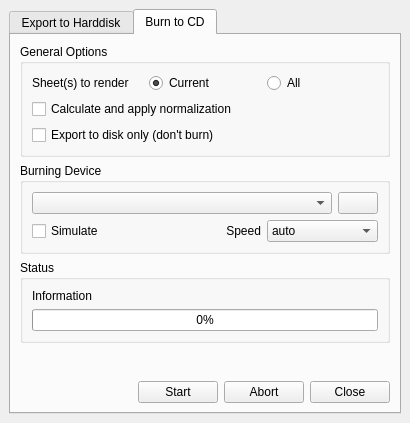
Qt form src/traverso/ui/ExportWidget.ui (ErwanLegrand/Traverso-DAW) before a commit.
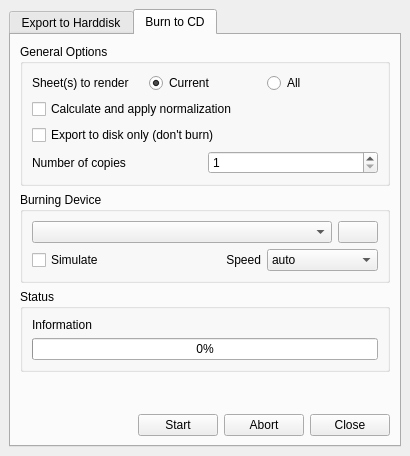
The same form after that commit. The open tabs and pages were chosen to show the change.

Commit message: Added a spinbox to burn multiple CDs of the same image

Patch:
```diff
--- a/src/traverso/ui/ExportWidget.ui
+++ b/src/traverso/ui/ExportWidget.ui
@@ -9,32 +9,20 @@
     <x>0</x>
     <y>0</y>
     <width>410</width>
-    <height>423</height>
+    <height>456</height>
    </rect>
   </property>
-  <property name="minimumSize" >
-   <size>
-    <width>410</width>
-    <height>0</height>
-   </size>
-  </property>
-  <property name="maximumSize" >
-   <size>
-    <width>440</width>
-    <height>440</height>
-   </size>
-  </property>
   <property name="windowTitle" >
    <string>Export</string>
   </property>
-  <layout class="QHBoxLayout" >
+  <layout class="QGridLayout" >
    <property name="margin" >
     <number>9</number>
    </property>
    <property name="spacing" >
     <number>6</number>
    </property>
-   <item>
+   <item row="0" column="0" >
     <widget class="QTabWidget" name="tabWidget" >
      <property name="enabled" >
       <bool>true</bool>
@@ -508,6 +496,33 @@
             </property>
            </widget>
           </item>
+          <item>
+           <layout class="QHBoxLayout" >
+            <property name="margin" >
+             <number>0</number>
+            </property>
+            <property name="spacing" >
+             <number>6</number>
+            </property>
+            <item>
+             <widget class="QLabel" name="label_10" >
+              <property name="text" >
+               <string>Number of copies</string>
+              </property>
+             </widget>
+            </item>
+            <item>
+             <widget class="QSpinBox" name="spinBoxNumCopies" >
+              <property name="minimum" >
+               <number>1</number>
+              </property>
+              <property name="value" >
+               <number>1</number>
+              </property>
+             </widget>
+            </item>
+           </layout>
+          </item>
          </layout>
         </widget>
        </item>
```
Left out of the diff: 13 changed lines with no effect on the pictures. The commit also changes 3 other files.
